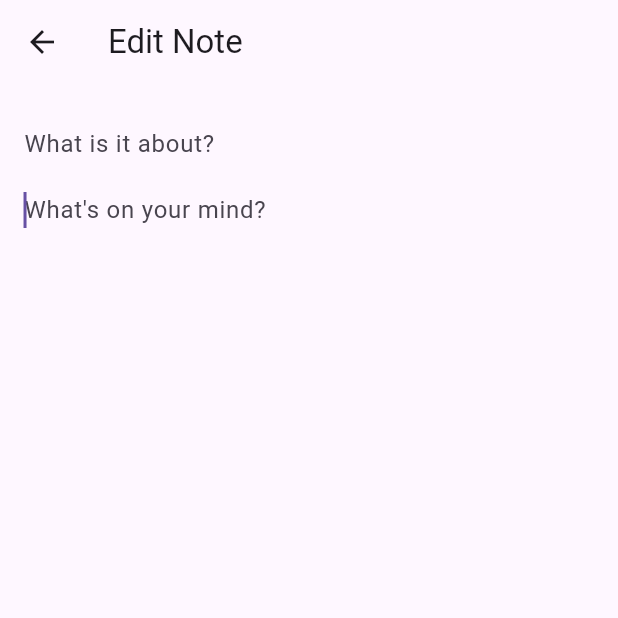
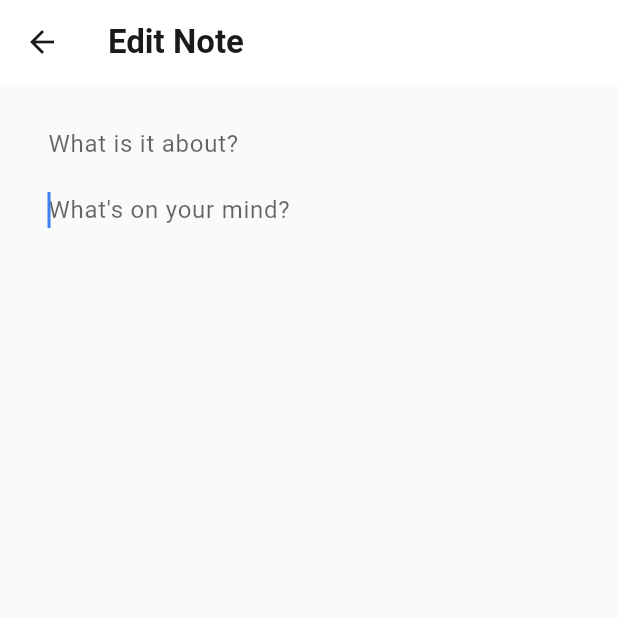
Before and after one commit to jayshankarshahu/notes-app, a Flutter app: the EditNotePage screen opened directly, on a phone screen of 412 x 824 dp, the top half of it. Run offline on Flutter 3.47's test engine with Material 3 defaults, Android fonts, the phone set to English and light mode, and no system bars; our stand-ins replace shared_preferences, sqflite, sqflite_common_ffi; accounts and stored records are empty.

Commit message:
Added color theme and search

```diff
--- a/lib/editnotes.dart
+++ b/lib/editnotes.dart
@@ -76,6 +76,8 @@ class _EditNotePageState extends State<EditNotePage> {
                     decoration: InputDecoration(
                       border: InputBorder.none,
                       hintText: "What is it about?",
+                      hintStyle: TextStyle(color: Theme.of(context).hintColor),
+                      fillColor: Theme.of(context).colorScheme.surface
                     ),
                     onChanged: (value) {
 
@@ -95,7 +97,9 @@ class _EditNotePageState extends State<EditNotePage> {
                       decoration: InputDecoration(
                         border: InputBorder.none,
                         hintText: "What's on your mind?",
+                        hintStyle: TextStyle(color: Theme.of(context).hintColor),
                         alignLabelWithHint: true,
+                        fillColor: Theme.of(context).colorScheme.surface
                       ),
                       onChanged: (value) {
 
--- a/lib/theme.dart
+++ b/lib/theme.dart
@@ -0,0 +1,130 @@
+import 'package:flutter/material.dart';
+
+/// ===== Light Theme Colors =====
+const Color lightBackground = Color(0xFFFAFAFA);
+const Color lightSurface = Color(0xFFFFFFFF);
+const Color lightPrimaryText = Color(0xFF1A1A1A);
+const Color lightSecondaryText = Color(0xFF5C5C5C);
+const Color lightPrimaryAccent = Color(0xFF3B82F6);
+const Color lightSecondaryAccent = Color(0xFFF59E0B);
+const Color lightBorder = Color(0xFFE5E5E5);
+const Color lightSuccess = Color(0xFF10B981);
+const Color lightWarning = Color(0xFFF59E0B);
+const Color lightError = Color(0xFFEF4444);
+
+/// ===== Dark Theme Colors =====
+const Color darkBackground = Color(0xFF121212);
+const Color darkSurface = Color(0xFF1E1E1E);
+const Color darkPrimaryText = Color(0xFFF5F5F5);
+const Color darkSecondaryText = Color(0xFFA1A1A1);
+const Color darkPrimaryAccent = Color(0xFF60A5FA);
+const Color darkSecondaryAccent = Color(0xFFFBBF24);
+const Color darkBorder = Color(0xFF2D2D2D);
+const Color darkSuccess = Color(0xFF34D399);
+const Color darkWarning = Color(0xFFFBBF24);
+const Color darkError = Color(0xFFF87171);
+
+/// ===== ThemeData Config =====
+class AppThemes {
+  static ThemeData lightTheme = ThemeData(
+    brightness: Brightness.light,
+    scaffoldBackgroundColor: lightBackground,
+    primaryColor: lightPrimaryAccent,
+    colorScheme: ColorScheme.light(
+      primary: lightPrimaryAccent,
+      secondary: lightSecondaryAccent,
+      surface: lightBackground,
+      onSurface: lightSurface,
+      error: lightError,
+    ),
+    textTheme: const TextTheme(
+      bodyLarge: TextStyle(color: lightPrimaryText),
+      bodyMedium: TextStyle(color: lightSecondaryText),
+      titleLarge: TextStyle(
+        color: lightPrimaryText,
+        fontWeight: FontWeight.bold,
+      ),
+    ),
+    appBarTheme: const AppBarTheme(
+      backgroundColor: lightSurface,
+      foregroundColor: lightPrimaryText,
+      elevation: 0,
+    ),
+    dividerColor: lightBorder,
+    elevatedButtonTheme: ElevatedButtonThemeData(
+      style: ElevatedButton.styleFrom(
+        backgroundColor: lightPrimaryAccent,
+        foregroundColor: Colors.white,
+        shape: RoundedRectangleBorder(borderRadius: BorderRadius.circular(8)),
+      ),
+    ),
+    inputDecorationTheme: InputDecorationTheme(
+      filled: true,
+      fillColor: lightSurface,
+      border: OutlineInputBorder(
+        borderSide: BorderSide(color: lightBorder),
+        borderRadius: BorderRadius.circular(8),
+      ),
+    ),
+    cardTheme: CardThemeData(
+      color: lightSurface,
+      // elevation: 2,
+      margin: EdgeInsets.all(8),
+      shape: RoundedRectangleBorder(
+        borderRadius: BorderRadius.all(Radius.circular(12)),
+        side: BorderSide(color: lightBorder, width: 1),
+      ),
+    ),
+  );
+
+  static ThemeData darkTheme = ThemeData(
+    brightness: Brightness.dark,
+    scaffoldBackgroundColor: darkBackground,
+    primaryColor: darkPrimaryAccent,
+    colorScheme: ColorScheme.dark(
+      primary: darkPrimaryAccent,
+      secondary: darkSecondaryAccent,
+      surface: darkBackground,
+      onSurface: darkSurface,
+      error: darkError,
+    ),
+    textTheme: const TextTheme(
+      bodyLarge: TextStyle(color: darkPrimaryText),
+      bodyMedium: TextStyle(color: darkSecondaryText),
+      titleLarge: TextStyle(
+        color: darkPrimaryText,
+        fontWeight: FontWeight.bold,
+      ),
+    ),
+    appBarTheme: const AppBarTheme(
+      backgroundColor: darkSurface,
+      foregroundColor: darkPrimaryText,
+      elevation: 0,
+    ),
+    dividerColor: darkBorder,
+    elevatedButtonTheme: ElevatedButtonThemeData(
+      style: ElevatedButton.styleFrom(
+        backgroundColor: darkPrimaryAccent,
+        foregroundColor: Colors.white,
+        shape: RoundedRectangleBorder(borderRadius: BorderRadius.circular(8)),
+      ),
+    ),
+    inputDecorationTheme: InputDecorationTheme(
+      filled: true,
+      fillColor: darkSurface,
+      border: OutlineInputBorder(
+        borderSide: BorderSide(color: darkBorder),
+        borderRadius: BorderRadius.circular(8),
+      ),
+    ),
+    cardTheme: CardThemeData(
+      color: const Color(0xFF1A1A1A), // Slightly lighter than background
+      // elevation: 2,
+      margin: const EdgeInsets.all(8),
+      shape: RoundedRectangleBorder(
+        borderRadius: BorderRadius.circular(12),
+        side: const BorderSide(color: darkBorder, width: 1),
+      ),
+    ),
+  );
+}
```
Also changed, not shown: lib/main.dart (+108 -27 lines), lib/storage.dart (+7 -2 lines).
